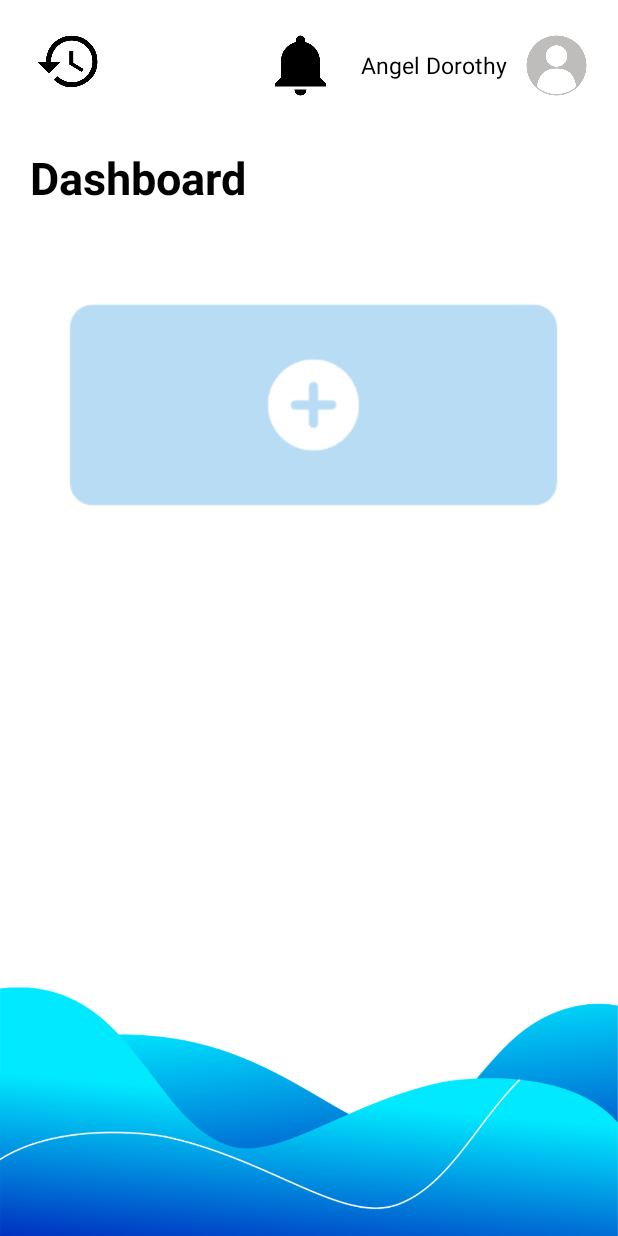
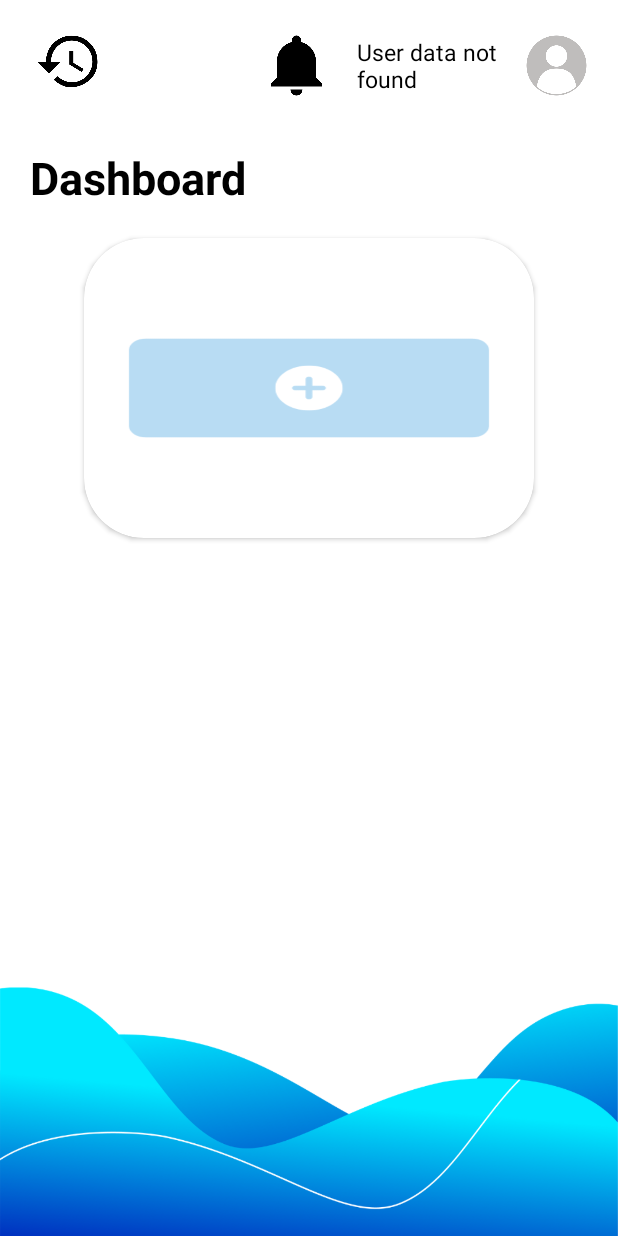
Before and after one commit to angeldoromedez/AquaManage-Android, an Android app: the screen it shows after launch once a user with an empty profile is signed in (DashboardActivity), on a phone screen of 412 x 824 dp. Run offline under Robolectric (Android 15) with nearby library versions, the phone set to English and light mode, and no system bars; our stand-ins replace Firebase (no records; nobody signed in at launch, a user with empty details on screens opened directly).

Commit message:
Few adjustments for adding devices

```diff
--- a/app/src/main/java/com/aquamanagers/aquamanage_app/DashboardActivity.kt
+++ b/app/src/main/java/com/aquamanagers/aquamanage_app/DashboardActivity.kt
@@ -1,18 +1,19 @@
 package com.aquamanagers.aquamanage_app
 
+import android.annotation.SuppressLint
 import android.content.Intent
 import androidx.appcompat.app.AppCompatActivity
 import android.os.Bundle
+import android.util.Log
 import com.aquamanagers.aquamanage_app.databinding.ActivityDashboardBinding
+import com.aquamanagers.aquamanage_app.models.Users
 import com.google.firebase.Firebase
-import com.google.firebase.auth.FirebaseAuth
-import com.google.firebase.auth.auth
-import com.google.firebase.database.DatabaseReference
+import com.google.firebase.auth.*
+import com.google.firebase.database.*
 
 class DashboardActivity : AppCompatActivity() {
     private lateinit var firebaseAuth: FirebaseAuth
     private lateinit var binding: ActivityDashboardBinding
-    private lateinit var database: DatabaseReference
 
     override fun onCreate(savedInstanceState: Bundle?) {
 
@@ -20,11 +21,32 @@ class DashboardActivity : AppCompatActivity() {
 
         super.onCreate(savedInstanceState)
 
-        val currentUser = firebaseAuth.currentUser
         binding = ActivityDashboardBinding.inflate(layoutInflater)
         setContentView(binding.root)
 
-        setContentView(R.layout.activity_dashboard)
+        val currentUser = firebaseAuth.currentUser
+        if(currentUser!=null){
+            val userId = currentUser.uid
+
+            val database = FirebaseDatabase.getInstance().getReference("Users").child(userId)
+            database.addListenerForSingleValueEvent(object: ValueEventListener{
+                @SuppressLint("SetTextI18n")
+                override fun onDataChange(snapshot: DataSnapshot) {
+                    if(snapshot.exists()){
+                        val additionalInfo = snapshot.getValue(Users::class.java)
+                        val userName = additionalInfo?.firstName.toString()
+                        binding.profileName.text = userName
+                    } else {
+                        binding.profileName.text = "User data not found"
+                    }
+                }
+                override fun onCancelled(error: DatabaseError){
+                    Log.w("TAG", "Failed to read value.", error.toException())
+                }
+            })
+        } else {
+            reload()
+        }
 
         binding.profileIcon.setOnClickListener{
             firebaseAuth.signOut()
@@ -32,11 +54,7 @@ class DashboardActivity : AppCompatActivity() {
             startActivity(intent)
         }
 
-        binding.addDeviceButton.setOnClickListener{
-            startActivity(Intent(this,ProfileActivity::class.java))
-        }
-
-        binding.addDeviceCardView.setOnClickListener{
+        binding.addDevice.setOnClickListener{
             startActivity(Intent(this,ProfileActivity::class.java))
         }
 
@@ -44,4 +62,8 @@ class DashboardActivity : AppCompatActivity() {
             startActivity(Intent(this,ProfileActivity::class.java))
         }
     }
+
+    private fun reload() {
+        startActivity(Intent(this, LoginActivity::class.java))
+    }
 }
--- a/app/src/main/java/com/aquamanagers/aquamanage_app/LoginActivity.kt
+++ b/app/src/main/java/com/aquamanagers/aquamanage_app/LoginActivity.kt
@@ -27,8 +27,9 @@ class LoginActivity : AppCompatActivity() {
         binding = ActivityLoginBinding.inflate(layoutInflater)
         setContentView(binding.root)
 
-        val currentUser = firebaseAuth.currentUser
-        if(currentUser!=null){
+        val loggedUser = firebaseAuth.currentUser
+        if(loggedUser!=null){
+            Toast.makeText(this, "Welcome back, ${loggedUser.displayName}", Toast.LENGTH_SHORT).show()
             reload()
         }
 
@@ -44,7 +45,8 @@ class LoginActivity : AppCompatActivity() {
             if(email.isNotBlank() && password.isNotBlank()){
                 firebaseAuth.signInWithEmailAndPassword(email, password).addOnCompleteListener{
                     if(it.isSuccessful){
-                        Toast.makeText(this, "Welcome back, $email", Toast.LENGTH_SHORT).show()
+                        val currentUser = firebaseAuth.currentUser
+                        Toast.makeText(this, "Welcome back, ${currentUser?.displayName}", Toast.LENGTH_SHORT).show()
                         val intent = Intent(this, DashboardActivity::class.java)
                         startActivity(intent)
                     } else{
--- a/app/src/main/java/com/aquamanagers/aquamanage_app/models/Users.kt
+++ b/app/src/main/java/com/aquamanagers/aquamanage_app/models/Users.kt
@@ -5,5 +5,4 @@ data class Users(
     val middleInitial:String? = null,
     val lastName:String? = null,
     val email:String? = null,
-    val username: String?,
     val password: String? = null)
--- a/app/src/main/res/drawable/rounded_button.xml
+++ b/app/src/main/res/drawable/rounded_button.xml
@@ -1,10 +1,5 @@
 <?xml version="1.0" encoding="utf-8"?>
 <shape xmlns:android="http://schemas.android.com/apk/res/android">
-    <gradient
-        android:startColor="@color/sky_blue"
-        android:centerColor="@color/baby_blue"
-        android:endColor="@color/regular_blue"
-        android:angle="45"/>
     <corners android:radius="40dp" />
     <padding
         android:left="12dp"
--- a/app/src/main/res/layout/activity_dashboard.xml
+++ b/app/src/main/res/layout/activity_dashboard.xml
@@ -1,6 +1,7 @@
 <RelativeLayout xmlns:android="http://schemas.android.com/apk/res/android"
+    xmlns:tools="http://schemas.android.com/tools"
     xmlns:app="http://schemas.android.com/apk/res-auto"
-    xmlns:tools="http://schemas.android.com/tools"
+    xmlns:card_view="http://schemas.android.com/apk/res-auto"
     android:layout_width="match_parent"
     android:layout_height="match_parent"
     android:background="@drawable/bg"
@@ -12,24 +13,15 @@
         android:layout_height="50dp"
         android:layout_marginStart="20dp"
         android:layout_marginTop="16dp"
+        android:contentDescription="@string/history_icon"
         android:src="@drawable/history"
         android:layout_alignParentStart="true"
         android:layout_alignParentTop="true" />
 
-    <ImageView
-        android:id="@+id/add_device"
-        android:layout_width="500dp"
-        android:layout_height="500dp"
-        android:layout_alignParentStart="true"
-        android:layout_alignParentTop="true"
-        android:layout_centerHorizontal="true"
-        android:layout_marginStart="6dp"
-        android:layout_marginTop="20dp"
-        android:src="@drawable/add_device" />
-
     <LinearLayout
         android:layout_width="wrap_content"
         android:layout_height="wrap_content"
+        android:contentDescription="@string/notification_profile_container"
         android:orientation="horizontal"
         android:layout_alignParentEnd="true"
         android:layout_marginTop="16dp"
@@ -39,15 +31,16 @@
             android:id="@+id/bell_icon"
             android:layout_width="50dp"
             android:layout_height="55dp"
+            android:contentDescription="@string/bell_notification_icon"
             android:src="@drawable/notification"
             android:layout_gravity="center_vertical"
             android:layout_marginEnd="15dp" />
 
         <TextView
             android:id="@+id/profile_name"
-            android:layout_width="wrap_content"
+            android:layout_width="100dp"
             android:layout_height="wrap_content"
-            android:text="Angel Dorothy"
+            android:text=""
             android:textSize="15sp"
             android:textColor="#000000"
             android:layout_gravity="center_vertical"
@@ -57,15 +50,17 @@
             android:id="@+id/profile_icon"
             android:layout_width="50dp"
             android:layout_height="50dp"
+            android:contentDescription="@string/profile_icon"
+            android:layout_gravity="center_vertical"
             android:src="@drawable/profile"
-            android:layout_gravity="center_vertical" />
+            tools:ignore="ImageContrastCheck" />
     </LinearLayout>
 
     <TextView
         android:id="@+id/dashboard_title"
         android:layout_width="wrap_content"
         android:layout_height="wrap_content"
-        android:text="Dashboard"
+        android:text="@string/dashboard"
         android:textSize="30sp"
         android:textStyle="bold"
         android:textColor="#000000"
@@ -73,4 +68,23 @@
         android:layout_marginTop="32dp"
         android:layout_marginStart="20dp" />
 
+    <androidx.cardview.widget.CardView
+        android:id="@+id/add_device"
+        android:layout_width="300dp"
+        android:layout_height="200dp"
+        android:layout_centerHorizontal="true"
+        android:layout_marginStart="6dp"
+        android:layout_marginTop="20dp"
+        android:layout_below="@id/dashboard_title"
+        card_view:cardCornerRadius="40dp">
+
+        <androidx.appcompat.widget.AppCompatButton
+            android:layout_width="match_parent"
+            android:layout_height="match_parent"
+            android:background="@drawable/add_device"
+            android:drawablePadding="50dp"
+            android:textSize="50sp"
+            tools:ignore="SpeakableTextPresentCheck" />
+    </androidx.cardview.widget.CardView>
+
 </RelativeLayout>
--- a/app/src/main/res/layout/activity_profile.xml
+++ b/app/src/main/res/layout/activity_profile.xml
@@ -200,8 +200,10 @@
 
         <!-- Logout -->
         <LinearLayout
+            android:id="@+id/logout_button"
             android:layout_width="match_parent"
             android:layout_height="wrap_content"
+            android:focusable="true"
             android:orientation="horizontal"
             android:padding="10dp"
             android:clickable="true"
--- a/app/src/main/res/values/strings.xml
+++ b/app/src/main/res/values/strings.xml
@@ -16,4 +16,8 @@
     <string name="add_button">Add button</string>
     <string name="history_image_view">History image view</string>
     <string name="bell_notification_icon">Bell notification icon</string>
+    <string name="add_device_button">Add device button</string>
+    <string name="notification_profile_container">Container for notification and profile icon and name</string>
+    <string name="history_icon">History icon</string>
+    <string name="profile_icon">Profile icon</string>
 </resources>
```
Also changed, not shown: app/src/main/java/com/aquamanagers/aquamanage_app/ProfileActivity.kt (+19 -1 lines), app/src/main/java/com/aquamanagers/aquamanage_app/RegisterActivity.kt (+11 -11 lines).
